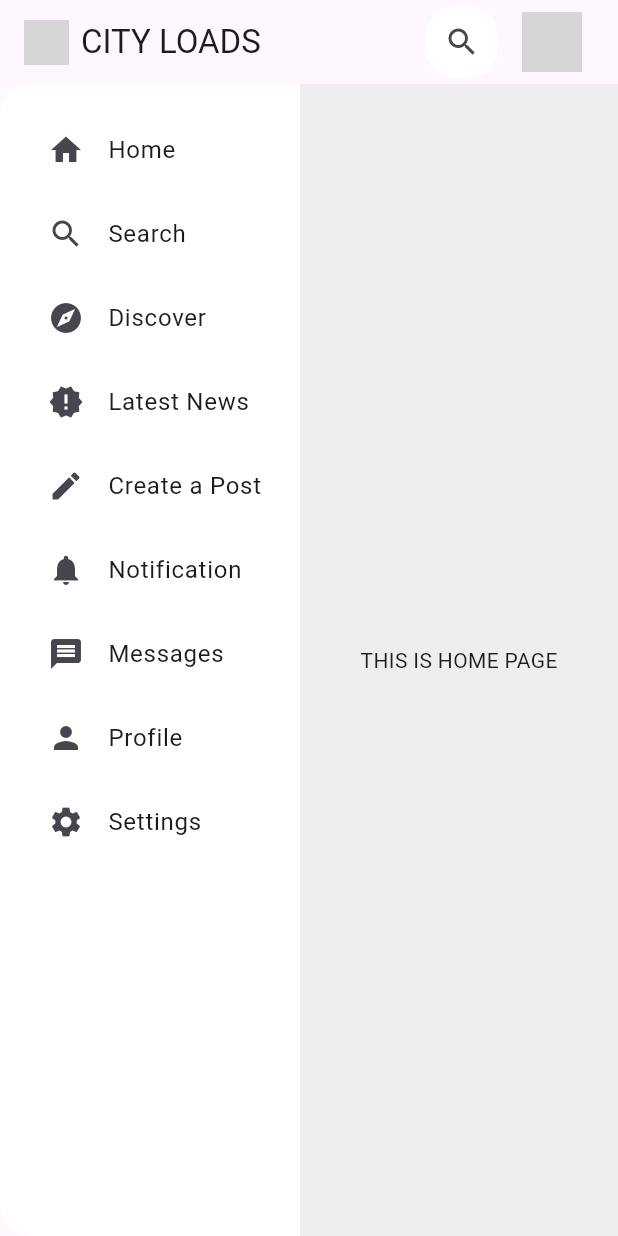
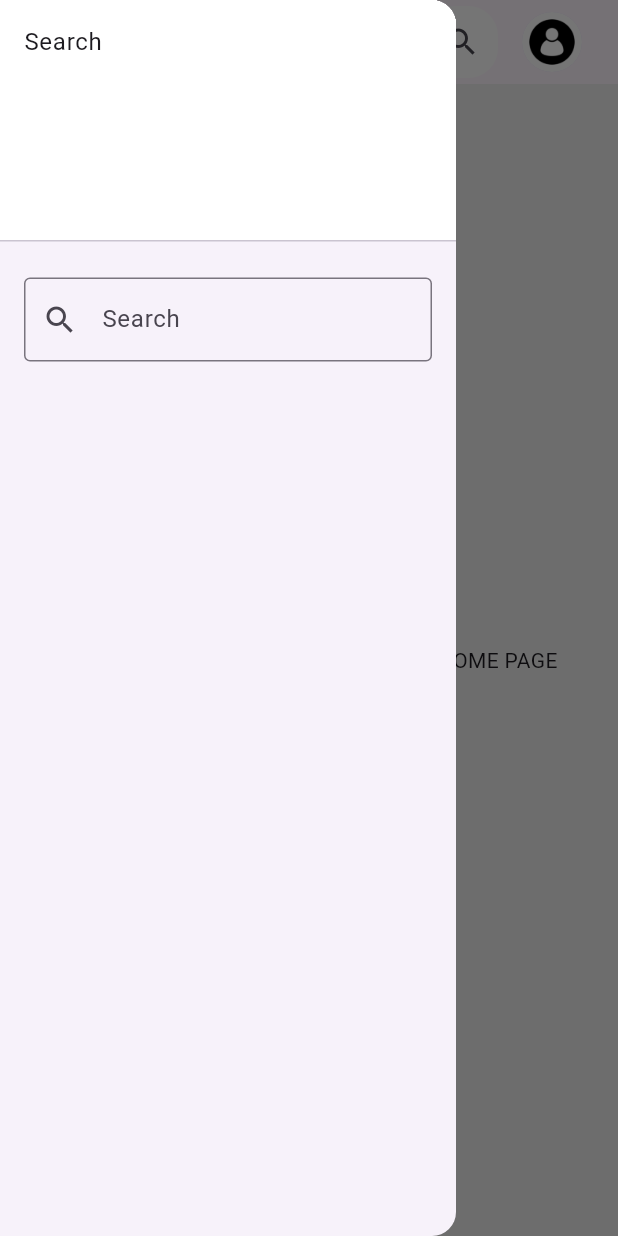
Before and after one commit to michael-cmda/H3dev, a Flutter app: the screen it shows after launch, with the side drawer open (before the commit the screen has no drawer), on a phone screen of 412 x 824 dp. Run offline on Flutter 3.47's test engine with Material 3 defaults, Android fonts, the phone set to English and light mode, and no system bars; our stand-ins replace firebase_core; accounts and stored records are empty; grey boxes are pictures that could not be loaded.

Commit message:
init
inserted the search drawer

```diff
--- a/lib/homePage/homePage.dart
+++ b/lib/homePage/homePage.dart
@@ -1,42 +1,53 @@
 import 'package:flutter/material.dart';
+import 'package:h3devs/search/searchDrawer.dart';
 
 class MyHomePage extends StatelessWidget {
+  const MyHomePage({super.key});
+
+  void openSearchDrawer(BuildContext context) {
+    Scaffold.of(context).openDrawer(); // Use openDrawer to open the left drawer
+  }
+
   @override
   Widget build(BuildContext context) {
     return Scaffold(
+      drawer: const SearchDrawer(),
       appBar: AppBar(
+        automaticallyImplyLeading: false,
         title: Row(
           children: [
-            Image.asset('assets/images/logo.jpg', height: 30.0, width: 30.0),
-            SizedBox(width: 8.0),
-            Text('CITY LOADS'),
+            Image.asset('assets/images/logo.png', height: 30.0, width: 30.0),
+            const SizedBox(width: 8.0),
+            const Text('CITY LOADS'),
           ],
         ),
         actions: [
           Container(
-            margin: EdgeInsets.only(right: 8.0),
+            margin: const EdgeInsets.only(right: 8.0),
             decoration: BoxDecoration(
               color: Colors.white,
               borderRadius: BorderRadius.circular(20.0),
             ),
             child: IconButton(
-              icon: Icon(Icons.search),
+              icon: const Icon(Icons.search),
               onPressed: () {},
             ),
           ),
           Container(
-            margin: EdgeInsets.only(right: 16.0),
+            margin: const EdgeInsets.only(right: 16.0),
             child: IconButton(
-              icon: CircleAvatar(
-                backgroundImage: AssetImage('assets/images/ChaHae.jpg'),
+              icon: const CircleAvatar(
+                backgroundImage: AssetImage('assets/images/user.jpg'),
               ),
               onPressed: () {},
             ),
           ),
         ],
       ),
-      body: ClipRRect(
-        borderRadius: BorderRadius.only(
+      body: Builder(
+        builder: (context) {
+          return ClipRRect(
+            borderRadius: const BorderRadius.only(
               topLeft: Radius.circular(20.0),
               bottomLeft: Radius.circular(20.0),
             ),
@@ -45,77 +56,79 @@ class MyHomePage extends StatelessWidget {
                 Container(
                   width: 200.0,
                   color: Colors.white,
-              padding: EdgeInsets.only(left: 16.0, bottom: 16.0),
+                  padding: const EdgeInsets.only(left: 16.0, bottom: 16.0),
                   child: Column(
                     mainAxisAlignment: MainAxisAlignment.start,
                     crossAxisAlignment: CrossAxisAlignment.start,
                     children: [
-                  SizedBox(height: 16.0),
+                      const SizedBox(height: 16.0),
                       GestureDetector(
                         onTap: () {
                           Navigator.of(context).pushReplacement(
                             MaterialPageRoute(
-                          builder: (context) => HomeRoute(),
+                              builder: (context) => const HomeRoute(),
                             ),
                           );
                         },
-                    child: ListTile(
+                        child: const ListTile(
                           title: Text('Home'),
                           leading: Icon(Icons.home),
                         ),
                       ),
                       GestureDetector(
-                    onTap: () {},
-                    child: ListTile(
+                        onTap: () {
+                          openSearchDrawer(context);
+                        },
+                        child: const ListTile(
                           title: Text('Search'),
                           leading: Icon(Icons.search),
                         ),
                       ),
                       GestureDetector(
                         onTap: () {},
-                    child: ListTile(
+                        child: const ListTile(
                           title: Text('Discover'),
                           leading: Icon(Icons.explore),
                         ),
                       ),
                       GestureDetector(
                         onTap: () {},
-                    child: ListTile(
+                        child: const ListTile(
                           title: Text('Latest News'),
                           leading: Icon(Icons.new_releases),
                         ),
                       ),
                       GestureDetector(
                         onTap: () {},
-                    child: ListTile(
+                        child: const ListTile(
                           title: Text('Create a Post'),
                           leading: Icon(Icons.edit),
                         ),
                       ),
                       GestureDetector(
                         onTap: () {},
-                    child: ListTile(
+                        child: const ListTile(
                           title: Text('Notification'),
                           leading: Icon(Icons.notifications),
                         ),
                       ),
                       GestureDetector(
                         onTap: () {},
-                    child: ListTile(
+                        child: const ListTile(
                           title: Text('Messages'),
                           leading: Icon(Icons.message),
                         ),
                       ),
                       GestureDetector(
                         onTap: () {},
-                    child: ListTile(
+                        child: const ListTile(
                           title: Text('Profile'),
                           leading: Icon(Icons.person),
                         ),
                       ),
                       GestureDetector(
                         onTap: () {},
-                    child: ListTile(
+                        child: const ListTile(
                           title: Text('Settings'),
                           leading: Icon(Icons.settings),
                         ),
@@ -126,27 +139,31 @@ class MyHomePage extends StatelessWidget {
                 Expanded(
                   child: Container(
                     color: Colors.grey[200],
-                padding: EdgeInsets.all(16.0),
-                child: Center(
+                    padding: const EdgeInsets.all(16.0),
+                    child: const Center(
                       child: Text('THIS IS HOME PAGE'),
                     ),
                   ),
                 ),
               ],
             ),
+          );
+        },
       ),
     );
   }
 }
 
 class HomeRoute extends StatelessWidget {
+  const HomeRoute({super.key});
+
   @override
   Widget build(BuildContext context) {
     return Scaffold(
       appBar: AppBar(
-        title: Text('Home'),
+        title: const Text('Home'),
       ),
-      body: Center(
+      body: const Center(
         child: Text('This is the Home route.'),
       ),
     );
--- a/lib/main.dart
+++ b/lib/main.dart
@@ -2,7 +2,6 @@ import 'package:firebase_core/firebase_core.dart';
 import 'package:flutter/material.dart';
 import 'package:h3devs/firebase_options.dart';
 import 'package:h3devs/homePage/homepage.dart';
-import 'package:h3devs/search/search.dart';
 
 void main() async {
   WidgetsFlutterBinding.ensureInitialized();
@@ -24,7 +23,7 @@ class MyApp extends StatelessWidget {
       theme: ThemeData(
         primarySwatch: Colors.blue,
       ),
-      home: MyHomePage(),
+      home: const MyHomePage(),
     );
   }
 }
--- /dev/null
+++ b/lib/search/searchDrawer.dart
@@ -0,0 +1,40 @@
+import 'package:flutter/material.dart';
+
+class SearchDrawer extends StatelessWidget {
+  // Make it stateless since it doesn't need internal state
+  const SearchDrawer({super.key});
+
+  @override
+  Widget build(BuildContext context) {
+    return Drawer(
+      child: ListView(
+        padding: EdgeInsets.zero,
+        children: <Widget>[
+          const DrawerHeader(
+            decoration: BoxDecoration(
+              color: Colors.white,
+            ),
+            child: Text('Search'),
+          ),
+          _buildSearchBar(),
+        ],
+      ),
+    );
+  }
+
+  Widget _buildSearchBar() {
+    return Padding(
+      padding: const EdgeInsets.all(16.0),
+      child: TextField(
+        decoration: const InputDecoration(
+          border: OutlineInputBorder(),
+          labelText: 'Search',
+          prefixIcon: Icon(Icons.search),
+        ),
+        onChanged: (searchQuery) {
+          // Implement search query handling here
+        },
+      ),
+    );
+  }
+}
--- a/pubspec.yaml
+++ b/pubspec.yaml
@@ -61,7 +61,8 @@ flutter:
 
   # To add assets to your application, add an assets section, like this:
   assets:
-      - assets/images/
+      - assets/images/logo.png
+      - assets/images/user.jpg
 
   # An image asset can refer to one or more resolution-specific "variants", see
   # https://flutter.dev/assets-and-images/#resolution-aware
```
Also changed, not shown: lib/search/search.dart (deleted, +0 -53 lines), assets/images/logo.png (added), assets/images/user.jpg (added), pubspec.lock. Lines whose indentation alone changed are shown as unchanged.
